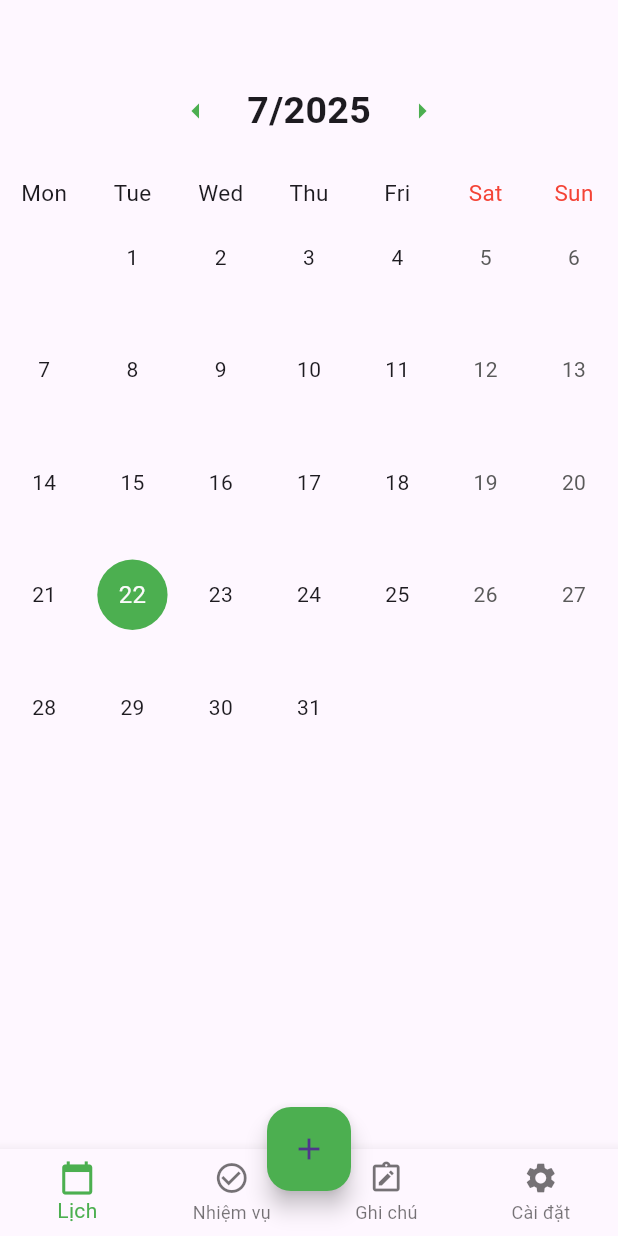
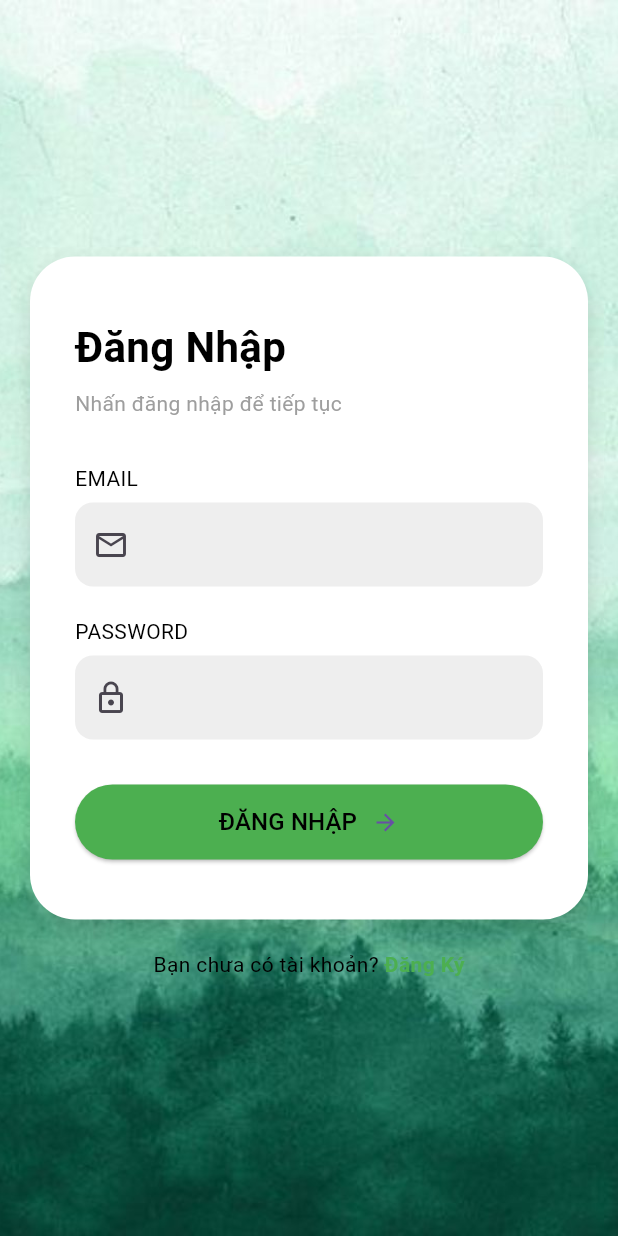
Before and after one commit to MihFap/reminder_app, a Flutter app: the screen it shows after launch, on a phone screen of 412 x 824 dp. Run offline on Flutter 3.47's test engine with Material 3 defaults, Android fonts, the phone set to English and light mode, and no system bars; drawn by our look-alikes of table_calendar; our stand-ins replace shared_preferences.

```diff
--- a/lib/main.dart
+++ b/lib/main.dart
@@ -1,31 +1,50 @@
 import 'package:flutter/material.dart';
+import 'package:intl/date_symbol_data_local.dart';
 import 'screens/calendar_screen.dart';
 import 'screens/settings_screen.dart';
-import 'screens/add_todo_screen.dart'; // Import trang cài đặt
-import 'package:intl/date_symbol_data_local.dart';
+import 'screens/add_todo_screen.dart';
 import 'screens/add_note_screen.dart';
 import 'screens/note_detail.dart';
 import 'screens/todo_detail.dart';
+import 'screens/login_screen.dart';
+import 'screens/register_screen.dart';
+import 'package:shared_preferences/shared_preferences.dart';
 
-void main() async { // 1. Thêm 'async'
-  // 2. Đảm bảo Flutter đã được khởi tạo
+void main() async {
   WidgetsFlutterBinding.ensureInitialized();
-
-  // 3. Khởi tạo dữ liệu ngôn ngữ 'vi_VN' cho package intl
   await initializeDateFormatting('vi_VN', null);
 
-  // Chạy ứng dụng như bình thường
-  runApp(const MyApp());
+  final prefs = await SharedPreferences.getInstance();
+  final isLoggedIn = prefs.getBool('isLoggedIn') ?? false;
+
+  runApp(isLoggedIn ? const MyAppWithHome() : const MyApp());
 }
 
-class MyApp extends StatefulWidget {
+// Ứng dụng gốc: hiển thị màn hình đăng nhập
+class MyApp extends StatelessWidget {
   const MyApp({super.key});
 
   @override
-  State<MyApp> createState() => _MyAppState();
+  Widget build(BuildContext context) {
+    return MaterialApp(
+      title: 'Lịch Flutter',
+      theme: ThemeData.light(),
+      darkTheme: ThemeData.dark(),
+      home: LoginScreen(), // Khởi động vào màn hình đăng nhập
+      debugShowCheckedModeBanner: false,
+    );
+  }
 }
 
-class _MyAppState extends State<MyApp> {
+// Ứng dụng chính sau khi đã đăng nhập
+class MyAppWithHome extends StatefulWidget {
+  const MyAppWithHome({super.key});
+
+  @override
+  State<MyAppWithHome> createState() => _MyAppWithHomeState();
+}
+
+class _MyAppWithHomeState extends State<MyAppWithHome> {
   ThemeMode _themeMode = ThemeMode.light;
 
   void _toggleTheme(bool isDarkMode) {
@@ -39,19 +58,27 @@ class _MyAppState extends State<MyApp> {
     return MaterialApp(
       title: 'Lịch Flutter',
       themeMode: _themeMode,
-      theme: ThemeData.light(), // Giao diện sáng
-      darkTheme: ThemeData.dark(), // Giao diện tối
-      home: HomePage(onThemeChanged: _toggleTheme, currentThemeMode: _themeMode),
-      debugShowCheckedModeBanner: false, // Tắt banner debug
+      theme: ThemeData.light(),
+      darkTheme: ThemeData.dark(),
+      debugShowCheckedModeBanner: false,
+      home: HomePage(
+        onThemeChanged: _toggleTheme,
+        currentThemeMode: _themeMode,
+      ),
     );
   }
 }
 
+// Trang chính sau khi đăng nhập
 class HomePage extends StatefulWidget {
   final Function(bool) onThemeChanged;
   final ThemeMode currentThemeMode;
 
-  const HomePage({super.key, required this.onThemeChanged, required this.currentThemeMode});
+  const HomePage({
+    super.key,
+    required this.onThemeChanged,
+    required this.currentThemeMode,
+  });
 
   @override
   State<HomePage> createState() => _HomePageState();
@@ -67,7 +94,6 @@ class _HomePageState extends State<HomePage> {
     'Cài đặt'
   ];
 
-
   void _showAddOptions(BuildContext context) {
     showModalBottomSheet(
       context: context,
@@ -82,12 +108,12 @@ class _HomePageState extends State<HomePage> {
                 leading: const Icon(Icons.check_circle_outline),
                 title: const Text('Tạo Nhiệm vụ mới'),
                 onTap: () {
-                  // Đóng menu dưới
                   Navigator.of(context).pop();
-                  // SỬA Ở ĐÂY: Điều hướng đến trang TodoDetailScreen
                   Navigator.push(
                     context,
-                    MaterialPageRoute(builder: (context) => const TodoDetailScreen()),
+                    MaterialPageRoute(
+                      builder: (context) => const TodoDetailScreen(),
+                    ),
                   );
                 },
               ),
@@ -95,12 +121,12 @@ class _HomePageState extends State<HomePage> {
                 leading: const Icon(Icons.note_alt_outlined),
                 title: const Text('Tạo Ghi chú mới'),
                 onTap: () {
-                  // Đóng menu dưới
                   Navigator.of(context).pop();
-                  // Điều hướng đến trang NoteDetailScreen
                   Navigator.push(
                     context,
-                    MaterialPageRoute(builder: (context) => const NoteDetailScreen()),
+                    MaterialPageRoute(
+                      builder: (context) => const NoteDetailScreen(),
+                    ),
                   );
                 },
               ),
@@ -111,9 +137,19 @@ class _HomePageState extends State<HomePage> {
     );
   }
 
+  Future<void> _logout() async {
+    final prefs = await SharedPreferences.getInstance();
+    await prefs.setBool('isLoggedIn', false);
+
+    // Thoát về LoginScreen
+    Navigator.of(context).pushAndRemoveUntil(
+      MaterialPageRoute(builder: (context) => LoginScreen()),
+          (route) => false,
+    );
+  }
+
   @override
   Widget build(BuildContext context) {
-    // Tạo danh sách pages trong build để đảm bảo state luôn được cập nhật
     final List<Widget> pages = [
       CalendarScreen(),
       AddTodoScreen(),
@@ -121,6 +157,7 @@ class _HomePageState extends State<HomePage> {
       SettingsScreen(
         onThemeChanged: widget.onThemeChanged,
         currentThemeMode: widget.currentThemeMode,
+        onLogout: _logout, // truyền hàm đăng xuất vào settings
       ),
     ];
 
@@ -132,7 +169,6 @@ class _HomePageState extends State<HomePage> {
         currentIndex: _currentIndex,
         onTap: (index) => setState(() => _currentIndex = index),
         items: const [
-          // Sửa các Icon ở đây thành tên tiếng Anh chuẩn
           BottomNavigationBarItem(icon: Icon(Icons.calendar_today), label: 'Lịch'),
           BottomNavigationBarItem(icon: Icon(Icons.check_circle_outline), label: 'Nhiệm vụ'),
           BottomNavigationBarItem(icon: Icon(Icons.note_alt_outlined), label: 'Ghi chú'),
@@ -140,10 +176,7 @@ class _HomePageState extends State<HomePage> {
         ],
       ),
       floatingActionButton: FloatingActionButton(
-        onPressed: () {
-          // Gọi phương thức để hiển thị menu
-          _showAddOptions(context);
-        },
+        onPressed: () => _showAddOptions(context),
         backgroundColor: Colors.green,
         child: const Icon(Icons.add),
       ),
--- /dev/null
+++ b/lib/screens/home_screen.dart
@@ -0,0 +1,27 @@
+import 'package:flutter/material.dart';
+import 'package:shared_preferences/shared_preferences.dart';
+import 'login_screen.dart';
+
+
+class MyAppWithHome extends StatelessWidget {
+  const MyAppWithHome({super.key});
+
+  @override
+  Widget build(BuildContext context) {
+    return Scaffold(
+      appBar: AppBar(title: const Text('Trang chủ')),
+      body: const Center(child: Text('Đã đăng nhập thành công')),
+    );
+  }
+  void logout(BuildContext context) async {
+    final prefs = await SharedPreferences.getInstance();
+    await prefs.setBool('isLoggedIn', false); // 🔁 Reset trạng thái
+
+    Navigator.pushAndRemoveUntil(
+      context,
+      MaterialPageRoute(builder: (_) => LoginScreen()),
+      (route) => false,
+    );
+  }
+
+}
--- /dev/null
+++ b/lib/screens/login_screen.dart
@@ -0,0 +1,203 @@
+import 'package:flutter/material.dart';
+import 'register_screen.dart';
+import 'package:shared_preferences/shared_preferences.dart';
+import '../main.dart';
+import 'dart:convert';
+import 'package:http/http.dart' as http;
+
+class LoginScreen extends StatelessWidget {
+  final emailController = TextEditingController();
+  final passwordController = TextEditingController();
+
+  LoginScreen({super.key});
+
+  void login(BuildContext context) async {
+    String email = emailController.text.trim();
+    String password = passwordController.text.trim();
+
+    if (email.isEmpty || password.isEmpty) {
+      ScaffoldMessenger.of(context).showSnackBar(
+        const SnackBar(content: Text('Vui lòng nhập email và mật khẩu')),
+      );
+      return;
+    }
+
+    try {
+      final response = await http.post(
+        Uri.parse("http://172.16.7.146:5056/Auth/login"),
+        headers: {
+          "Content-Type": "application/json"
+        },
+        body: jsonEncode({
+          "email": email,
+          "password": password
+        }),
+      );
+
+      if (response.statusCode == 200) {
+        final data = jsonDecode(response.body);
+        final userId = data['userid'];
+
+        // Nếu đăng nhập thành công
+        final prefs = await SharedPreferences.getInstance();
+        await prefs.setBool('isLoggedIn', true);
+        await prefs.setInt('userId', userId);
+
+        Navigator.pushReplacement(
+          context,
+          MaterialPageRoute(
+            builder: (context) => const MyAppWithHome(),
+          ),
+        );
+      } else {
+        ScaffoldMessenger.of(context).showSnackBar(
+          SnackBar(content: Text('Đăng nhập thất bại (${response.statusCode})')),
+        );
+      }
+    } catch (e) {
+      ScaffoldMessenger.of(context).showSnackBar(
+        SnackBar(content: Text('Lỗi kết nối: $e')),
+      );
+    }
+  }
+
+  @override
+  Widget build(BuildContext context) {
+    return Scaffold(
+      body: Stack(
+        children: [
+          // Ảnh nền
+          SizedBox.expand(
+            child: Image.asset(
+              'assets/anhnen.jpg',
+              fit: BoxFit.cover,
+            ),
+          ),
+          // Lớp mờ overlay nếu muốn (tuỳ chọn)
+          // Container(
+          //   color: Colors.black.withOpacity(0.3),
+          // ),
+          // Nội dung chính
+          SafeArea(
+            child: Center(
+              child: SingleChildScrollView(
+                child: Column(
+                  mainAxisAlignment: MainAxisAlignment.center,
+                  children: [
+                    const SizedBox(height: 30),
+                    Container(
+                      padding: const EdgeInsets.symmetric(horizontal: 30, vertical: 40),
+                      margin: const EdgeInsets.symmetric(horizontal: 20),
+                      decoration: BoxDecoration(
+                        color: Colors.white,
+                        borderRadius: BorderRadius.circular(30),
+                        boxShadow: const [
+                          BoxShadow(
+                            color: Colors.black12,
+                            blurRadius: 10,
+                            offset: Offset(0, 5),
+                          )
+                        ],
+                      ),
+                      child: Column(
+                        crossAxisAlignment: CrossAxisAlignment.start,
+                        children: [
+                          const Text(
+                            'Đăng Nhập',
+                            style: TextStyle(
+                              fontSize: 28,
+                              fontWeight: FontWeight.bold,
+                              color: Colors.black,
+                            ),
+                          ),
+                          const SizedBox(height: 8),
+                          const Text(
+                            'Nhấn đăng nhập để tiếp tục',
+                            style: TextStyle(color: Colors.grey),
+                          ),
+                          const SizedBox(height: 30),
+                          const Text('EMAIL', style: TextStyle(color: Colors.black)),
+                          const SizedBox(height: 6),
+                          TextField(
+                            controller: emailController,
+                            decoration: InputDecoration(
+                              prefixIcon: const Icon(Icons.email_outlined),
+                              filled: true,
+                              fillColor: Colors.grey[200],
+                              border: OutlineInputBorder(
+                                borderRadius: BorderRadius.circular(12),
+                                borderSide: BorderSide.none,
+                              ),
+                            ),
+                          ),
+                          const SizedBox(height: 20),
+                          const Text('PASSWORD', style: TextStyle(color: Colors.black)),
+                          const SizedBox(height: 6),
+                          TextField(
+                            controller: passwordController,
+                            obscureText: true,
+                            decoration: InputDecoration(
+                              prefixIcon: const Icon(Icons.lock_outline),
+                              filled: true,
+                              fillColor: Colors.grey[200],
+                              border: OutlineInputBorder(
+                                borderRadius: BorderRadius.circular(12),
+                                borderSide: BorderSide.none,
+                              ),
+                            ),
+                          ),
+                          const SizedBox(height: 30),
+                          SizedBox(
+                            width: double.infinity,
+                            height: 50,
+                            child: ElevatedButton(
+                              onPressed: () => login(context),
+                              style: ElevatedButton.styleFrom(
+                                backgroundColor: Colors.green,
+                                shape: RoundedRectangleBorder(
+                                  borderRadius: BorderRadius.circular(25),
+                                ),
+                              ),
+                              child: const Row(
+                                mainAxisAlignment: MainAxisAlignment.center,
+                                children: [
+                                  Text('ĐĂNG NHẬP', style: TextStyle(fontSize: 16, color: Colors.black)),
+                                  SizedBox(width: 10),
+                                  Icon(Icons.arrow_forward),
+                                ],
+                              ),
+                            ),
+                          ),
+                        ],
+                      ),
+                    ),
+                    const SizedBox(height: 20),
+                    Row(
+                      mainAxisAlignment: MainAxisAlignment.center,
+                      children: [
+                        const Text("Bạn chưa có tài khoản? ", style: TextStyle(color: Colors.black)),
+                        GestureDetector(
+                          onTap: () {
+                            Navigator.push(
+                              context,
+                              MaterialPageRoute(builder: (_) => RegisterScreen()),
+                            );
+                          },
+                          child: const Text(
+                            'Đăng Ký',
+                            style: TextStyle(color: Colors.green, fontWeight: FontWeight.bold),
+                          ),
+                        ),
+                      ],
+                    ),
+                    const SizedBox(height: 30),
+                  ],
+                ),
+              ),
+            ),
+          ),
+        ],
+      ),
+    );
+  }
+}
--- a/pubspec.yaml
+++ b/pubspec.yaml
@@ -32,6 +32,7 @@ dependencies:
     sdk: flutter
   table_calendar: ^3.0.9
   intl: ^0.19.0
+  shared_preferences: ^2.2.0
   # The following adds the Cupertino Icons font to your application.
   # Use with the CupertinoIcons class for iOS style icons.
   cupertino_icons: ^1.0.8
@@ -40,6 +41,7 @@ dev_dependencies:
   flutter_test:
     sdk: flutter
   http: ^0.13.6
+
   # The "flutter_lints" package below contains a set of recommended lints to
   # encourage good coding practices. The lint set provided by the package is
   # activated in the `analysis_options.yaml` file located at the root of your
@@ -53,6 +55,9 @@ dev_dependencies:
 
 # The following section is specific to Flutter packages.
 flutter:
+  assets:
+    - assets/logo.png
+    - assets/anhnen.jpg
 
   # The following line ensures that the Material Icons font is
   # included with your application, so that you can use the icons in
```
Also changed, not shown: lib/screens/register_screen.dart (added, +142 -0 lines), lib/screens/settings_screen.dart (+22 -7 lines), lib/screens/todo_detail.dart (+25 -2 lines), assets/anhnen.jpg (added), pubspec.lock, 2 other files.
